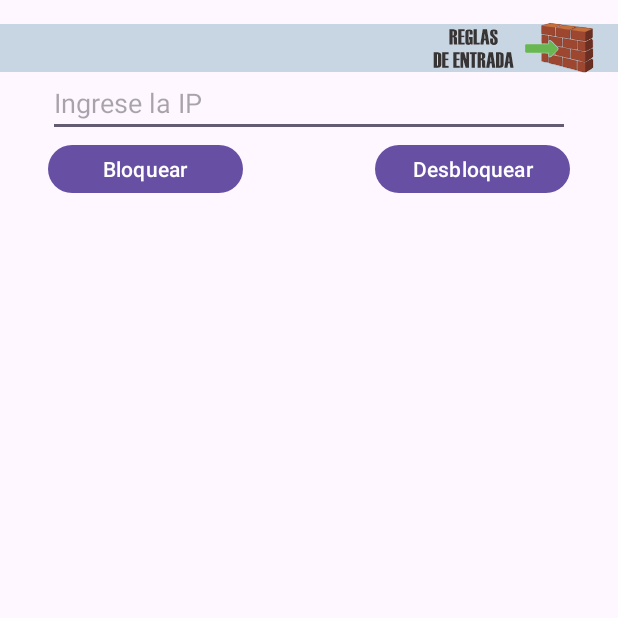
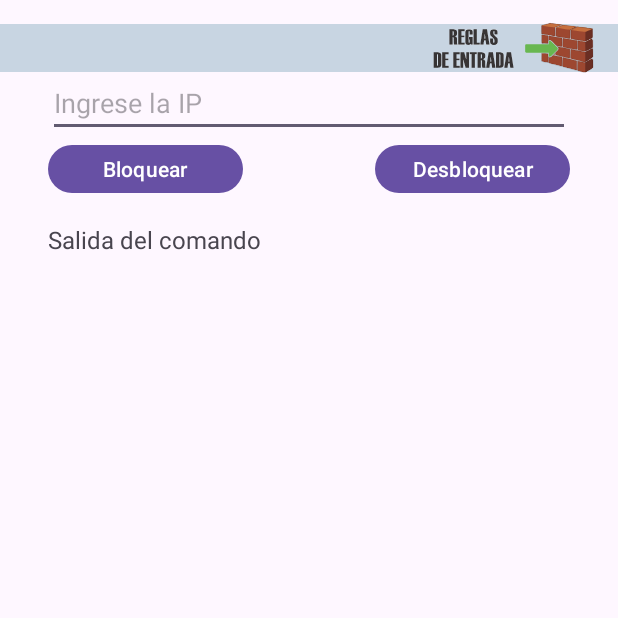
Before and after one commit to ErickOL07/CMD-Control, an Android app: the reglas_de_entrada screen opened directly, with no data from a screen before it, on a phone screen of 412 x 824 dp, the top half of it. Run offline under Robolectric (Android 15) with nearby library versions, the phone set to English and light mode, and no system bars; Roboto replaces fonts that are not available here.

Commit message:
Versión 1.0

```diff
--- a/app/src/main/res/layout/reglas_de_entrada.xml
+++ b/app/src/main/res/layout/reglas_de_entrada.xml
@@ -1,4 +1,3 @@
-<?xml version="1.0" encoding="utf-8"?>
 <RelativeLayout xmlns:android="http://schemas.android.com/apk/res/android"
     xmlns:app="http://schemas.android.com/apk/res-auto"
     xmlns:tools="http://schemas.android.com/tools"
@@ -69,20 +68,19 @@
 
     <ScrollView
         android:layout_width="match_parent"
-        android:layout_height="0dp"
-        android:layout_weight="1">
-
-    <TextView
-        android:id="@+id/textoSalida"
-        android:layout_width="match_parent"
         android:layout_height="wrap_content"
         android:layout_below="@id/botonDesbloquear"
+        android:layout_marginTop="16dp"
         android:layout_marginLeft="32dp"
-        android:layout_marginTop="16dp"
         android:layout_marginRight="32dp"
-        android:layout_marginBottom="32dp"
-        android:text="Salida del comando"
-        android:textSize="16sp" />
+        android:layout_marginBottom="32dp">
+
+        <TextView
+            android:id="@+id/textoSalida"
+            android:layout_width="match_parent"
+            android:layout_height="wrap_content"
+            android:text="Salida del comando"
+            android:textSize="16sp" />
     </ScrollView>
 
 </RelativeLayout>
```
Also changed, not shown: app/src/main/java/com/proyectoredes/cmdcontrol/reglas_de_firewall/reglas_de_entrada.kt (+22 -14 lines), app/src/main/java/com/proyectoredes/cmdcontrol/reglas_de_firewall/reglas_de_salida.kt (+22 -14 lines), app/src/main/res/layout/reglas_de_salida.xml (+6 -7 lines).
